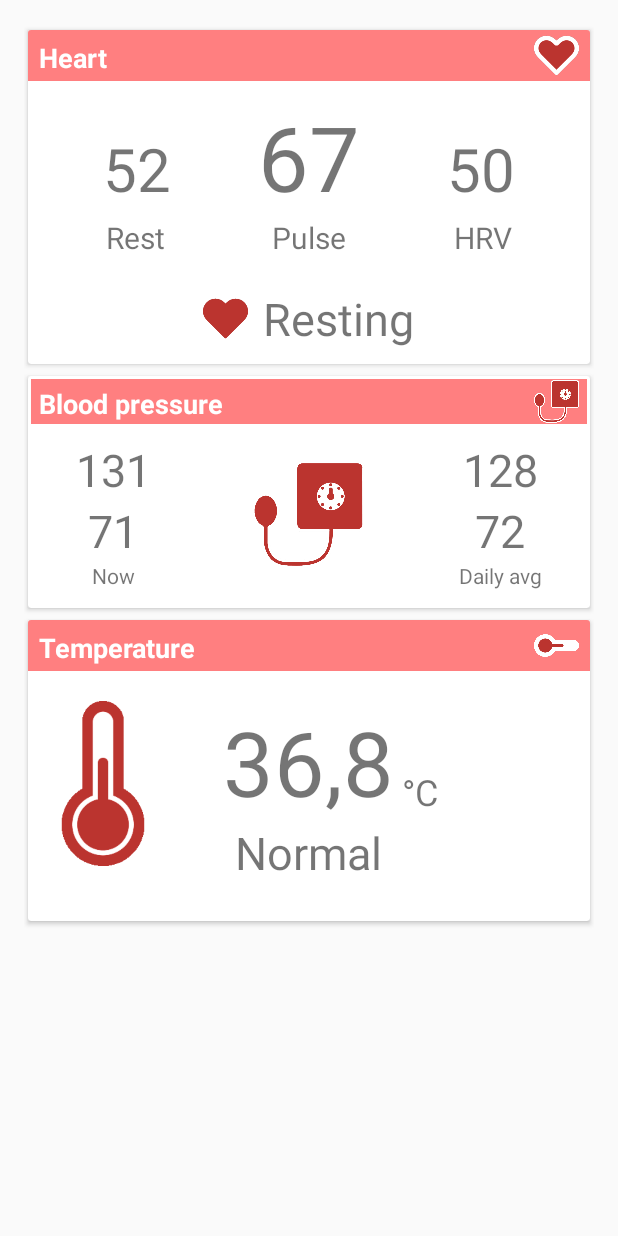
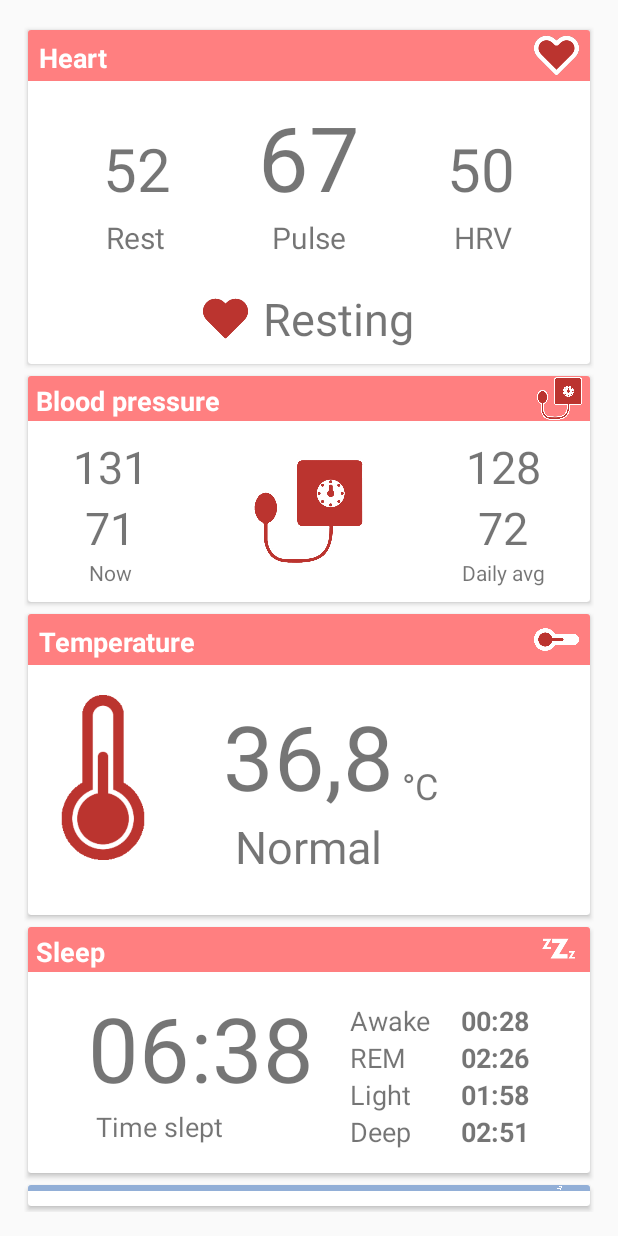
Before and after one commit to SimonLeppanen/MedApp, an Android app: the layout activity_main.xml on its own in the app's theme, with its tools: preview values and no code run, on a phone screen of 412 x 824 dp. Run offline under Robolectric (Android 15) with nearby library versions, the phone set to English and light mode, and no system bars.

Commit message:
First page: Heart layout, temp, bp, sleep, pef

```diff
--- a/app/src/main/res/layout/activity_main.xml
+++ b/app/src/main/res/layout/activity_main.xml
@@ -24,5 +24,10 @@
     <include
         android:id="@+id/card_temperature"
         layout="@layout/card_temperature"/>
-
+    <include
+        android:id="@+id/card_sleep"
+        layout="@layout/card_sleep"/>
+    <include
+        android:id="@+id/card_pef"
+        layout="@layout/card_pef" />
 </LinearLayout>
--- a/app/src/main/res/layout/card_bp.xml
+++ b/app/src/main/res/layout/card_bp.xml
@@ -7,17 +7,11 @@
     android:layout_height="wrap_content"
     >
 
-    <LinearLayout
-        android:layout_width="match_parent"
-        android:layout_height="wrap_content"
-        android:orientation="vertical"
-        android:layout_marginBottom="10dp">
         <LinearLayout
             android:layout_width="match_parent"
             android:layout_height="wrap_content"
             android:orientation="vertical"
-            android:padding="2dp">
-
+            android:layout_marginBottom="10dp">
             <LinearLayout
                 android:layout_width="match_parent"
                 android:layout_height="match_parent"
@@ -102,5 +96,4 @@
                 </LinearLayout>
             </RelativeLayout>
         </LinearLayout>
-    </LinearLayout>
 </android.support.v7.widget.CardView>
--- /dev/null
+++ b/app/src/main/res/layout/card_pef.xml
@@ -0,0 +1,101 @@
+<?xml version="1.0" encoding="utf-8"?>
+<android.support.v7.widget.CardView
+    xmlns:android="http://schemas.android.com/apk/res/android"
+    xmlns:app="http://schemas.android.com/apk/res-auto"
+    app:cardUseCompatPadding="true"
+    android:layout_width="match_parent"
+    android:layout_height="wrap_content"
+    >
+
+    <LinearLayout
+        android:layout_width="match_parent"
+        android:layout_height="wrap_content"
+        android:orientation="vertical"
+        android:layout_marginBottom="10dp">
+        <LinearLayout
+            android:layout_width="match_parent"
+            android:layout_height="match_parent"
+            android:orientation="horizontal"
+            android:background="@color/colorCardHeader2">
+            <TextView
+                android:layout_width="0dp"
+                android:layout_height="30dp"
+                android:layout_weight="1"
+                android:paddingTop="4dp"
+                android:layout_marginLeft="5dp"
+                android:text="PEF"
+                android:textColor="@color/white"
+                android:textSize="18dp"
+                android:textStyle="bold"/>
+            <ImageView
+                android:layout_width="30dp"
+                android:layout_height="match_parent"
+                android:layout_marginRight="5dp"
+                android:src="@drawable/pef_icon"/>
+        </LinearLayout>
+        <RelativeLayout
+            android:layout_width="match_parent"
+            android:layout_height="wrap_content"
+            android:orientation="horizontal"
+            android:layout_marginTop="15dp"
+            android:layout_marginBottom="15dp">
+            <LinearLayout
+                android:layout_width="wrap_content"
+                android:layout_height="wrap_content"
+                android:orientation="vertical"
+                android:layout_marginLeft="30dp"
+                android:gravity="center">
+                <TextView
+                    android:layout_width="wrap_content"
+                    android:layout_height="wrap_content"
+                    android:layout_marginTop="15dp"
+                    android:text="Today"
+                    android:textStyle="bold"/>
+                <TextView
+                    android:layout_width="wrap_content"
+                    android:layout_height="wrap_content"
+                    android:text="20:30"
+                    android:textSize="20sp"/>
+                <TextView
+                    android:layout_width="wrap_content"
+                    android:layout_height="wrap_content"
+                    android:layout_marginTop="8dp"
+                    android:text="LAST"
+                    android:textSize="10sp"/>
+            </LinearLayout>
+            <TextView
+                android:layout_width="wrap_content"
+                android:layout_height="wrap_content"
+                android:layout_centerInParent="true"
+                android:text="510"
+                android:textSize="60sp"/>
+            <LinearLayout
+                android:layout_width="wrap_content"
+                android:layout_height="wrap_content"
+                android:orientation="vertical"
+                android:layout_alignParentRight="true"
+                android:gravity="center"
+                android:layout_marginRight="30dp">
+                <TextView
+                    android:layout_width="wrap_content"
+                    android:layout_height="wrap_content"
+                    android:layout_marginTop="15dp"
+                    android:text="Tomorrow"
+                    android:textStyle="bold"/>
+                <TextView
+                    android:layout_width="wrap_content"
+                    android:layout_height="wrap_content"
+                    android:textSize="20sp"
+                    android:text="07:30"/>
+                <TextView
+                    android:layout_width="wrap_content"
+                    android:layout_height="wrap_content"
+                    android:text="NEXT"
+                    android:layout_marginTop="8dp"
+                    android:layout_gravity="center"
+                    android:textSize="10sp"/>
+            </LinearLayout>
+        </RelativeLayout>
+    </LinearLayout>
+
+</android.support.v7.widget.CardView>
--- /dev/null
+++ b/app/src/main/res/layout/card_sleep.xml
@@ -0,0 +1,124 @@
+<?xml version="1.0" encoding="utf-8"?>
+<android.support.v7.widget.CardView
+    xmlns:android="http://schemas.android.com/apk/res/android"
+    xmlns:app="http://schemas.android.com/apk/res-auto"
+    app:cardUseCompatPadding="true"
+    android:layout_width="match_parent"
+    android:layout_height="wrap_content"
+    >
+
+    <LinearLayout
+        android:layout_width="match_parent"
+        android:layout_height="wrap_content"
+        android:orientation="vertical"
+        android:layout_marginBottom="15dp">
+        <LinearLayout
+            android:layout_width="match_parent"
+            android:layout_height="match_parent"
+            android:orientation="horizontal"
+            android:background="@color/colorCardHeader">
+            <TextView
+                android:layout_width="0dp"
+                android:layout_height="30dp"
+                android:layout_weight="1"
+                android:paddingTop="4dp"
+                android:layout_marginLeft="5dp"
+                android:text="Sleep"
+                android:textColor="@color/white"
+                android:textSize="18dp"
+                android:textStyle="bold"/>
+            <ImageView
+                android:layout_width="30dp"
+                android:layout_height="match_parent"
+                android:layout_marginRight="5dp"
+                android:src="@drawable/sleep_icon"/>
+        </LinearLayout>
+        <RelativeLayout
+            android:layout_width="wrap_content"
+            android:layout_height="wrap_content"
+            android:orientation="horizontal"
+            android:layout_marginTop="10dp">
+            <LinearLayout
+                android:layout_width="wrap_content"
+                android:layout_height="wrap_content"
+                android:layout_alignParentLeft="true"
+                android:layout_marginLeft="40dp"
+                android:orientation="vertical">
+                <TextView
+                    android:layout_width="wrap_content"
+                    android:layout_height="wrap_content"
+                    android:text="06:38"
+                    android:textSize="60sp"
+                    />
+                <TextView
+                    android:layout_width="wrap_content"
+                    android:layout_height="wrap_content"
+                    android:layout_marginLeft="5dp"
+                    android:text="Time slept"
+                    android:textSize="18sp" />
+            </LinearLayout>
+            <LinearLayout
+                android:id="@+id/sleep_textbox"
+                android:layout_width="wrap_content"
+                android:layout_height="wrap_content"
+                android:orientation="vertical"
+                android:layout_toLeftOf="@+id/sleep_nbrbox"
+                android:layout_marginRight="20dp"
+                android:layout_marginTop="10dp">
+                <TextView
+                    android:layout_width="wrap_content"
+                    android:layout_height="wrap_content"
+                    android:text="Awake"
+                    android:textSize="18sp" />
+                <TextView
+                    android:layout_width="wrap_content"
+                    android:layout_height="wrap_content"
+                    android:text="REM"
+                    android:textSize="18sp"/>
+                <TextView
+                    android:layout_width="wrap_content"
+                    android:layout_height="wrap_content"
+                    android:text="Light"
+                    android:textSize="18sp"/>
+                <TextView
+                    android:layout_width="wrap_content"
+                    android:layout_height="wrap_content"
+                    android:text="Deep"
+                    android:textSize="18sp"/>
+            </LinearLayout>
+            <LinearLayout
+                android:id="@+id/sleep_nbrbox"
+                android:layout_width="wrap_content"
+                android:layout_height="wrap_content"
+                android:layout_alignParentRight="true"
+                android:layout_marginRight="40dp"
+                android:layout_marginTop="10dp"
+                android:orientation="vertical">
+                <TextView
+                    android:layout_width="wrap_content"
+                    android:layout_height="wrap_content"
+                    android:text="00:28"
+                    android:textSize="18sp"
+                    android:textStyle="bold"/>
+                <TextView
+                    android:layout_width="wrap_content"
+                    android:layout_height="wrap_content"
+                    android:text="02:26"
+                    android:textSize="18sp"
+                    android:textStyle="bold"/>
+                <TextView
+                    android:layout_width="wrap_content"
+                    android:layout_height="wrap_content"
+                    android:text="01:58"
+                    android:textSize="18sp"
+                    android:textStyle="bold"/>
+                <TextView
+                    android:layout_width="wrap_content"
+                    android:layout_height="wrap_content"
+                    android:text="02:51"
+                    android:textSize="18sp"
+                    android:textStyle="bold"/>
+            </LinearLayout>
+        </RelativeLayout>
+    </LinearLayout>
+</android.support.v7.widget.CardView>
--- a/app/src/main/res/values/colors.xml
+++ b/app/src/main/res/values/colors.xml
@@ -1,8 +1,10 @@
 <?xml version="1.0" encoding="utf-8"?>
 <resources>
     <color name="colorPrimary">#BB342F</color>
+    <color name="colorPrimary2">#29339B</color>
     <color name="colorPrimaryDark">#4F3130</color>
     <color name="colorCardHeader">#FF7F80</color>
+    <color name="colorCardHeader2">#92AFD7</color>
     <color name="colorAccent">#FF4081</color>
     <color name="white">#FFFFFF</color>
 </resources>
```
Also changed, not shown: app/src/main/res/drawable/pef_icon.png (added), app/src/main/res/drawable/sleep_icon.png (added).
